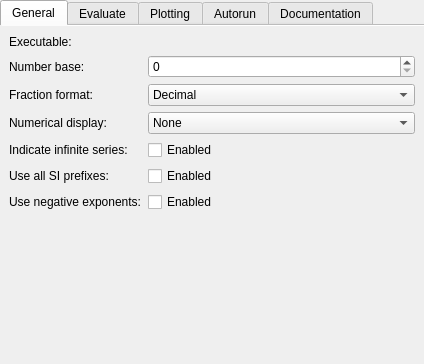
KDE/cantor, file src/backends/qalculate/settings.ui: the form before one commit.
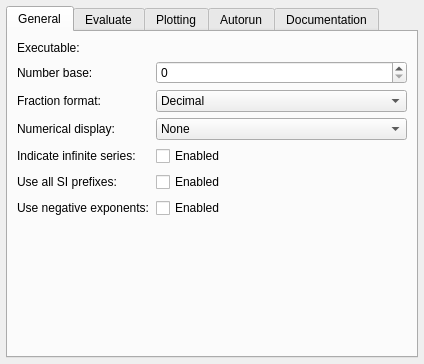
The form after the commit. Custom widgets are drawn as their Qt base class.

The edit to the form file:
```diff
--- a/src/backends/qalculate/settings.ui
+++ b/src/backends/qalculate/settings.ui
@@ -12,16 +12,16 @@
   </property>
   <layout class="QVBoxLayout" name="verticalLayout">
    <property name="leftMargin">
-    <number>0</number>
+    <number>6</number>
    </property>
    <property name="topMargin">
-    <number>0</number>
+    <number>6</number>
    </property>
    <property name="rightMargin">
-    <number>0</number>
+    <number>6</number>
    </property>
    <property name="bottomMargin">
-    <number>0</number>
+    <number>6</number>
    </property>
    <item>
     <widget class="QTabWidget" name="tabWidget">
@@ -29,7 +29,7 @@
       <number>0</number>
      </property>
      <property name="documentMode">
-      <bool>true</bool>
+      <bool>false</bool>
      </property>
      <widget class="QWidget" name="tab_3">
       <attribute name="title">
```
Left out of the diff: 42 changed lines with no effect on the pictures.
